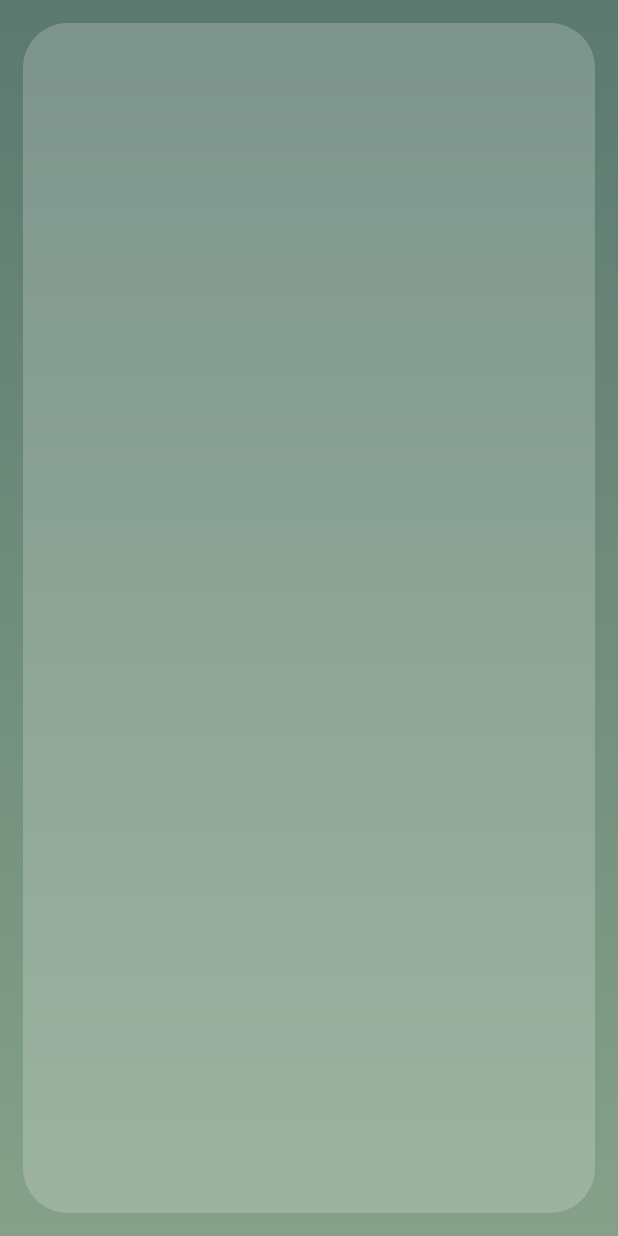
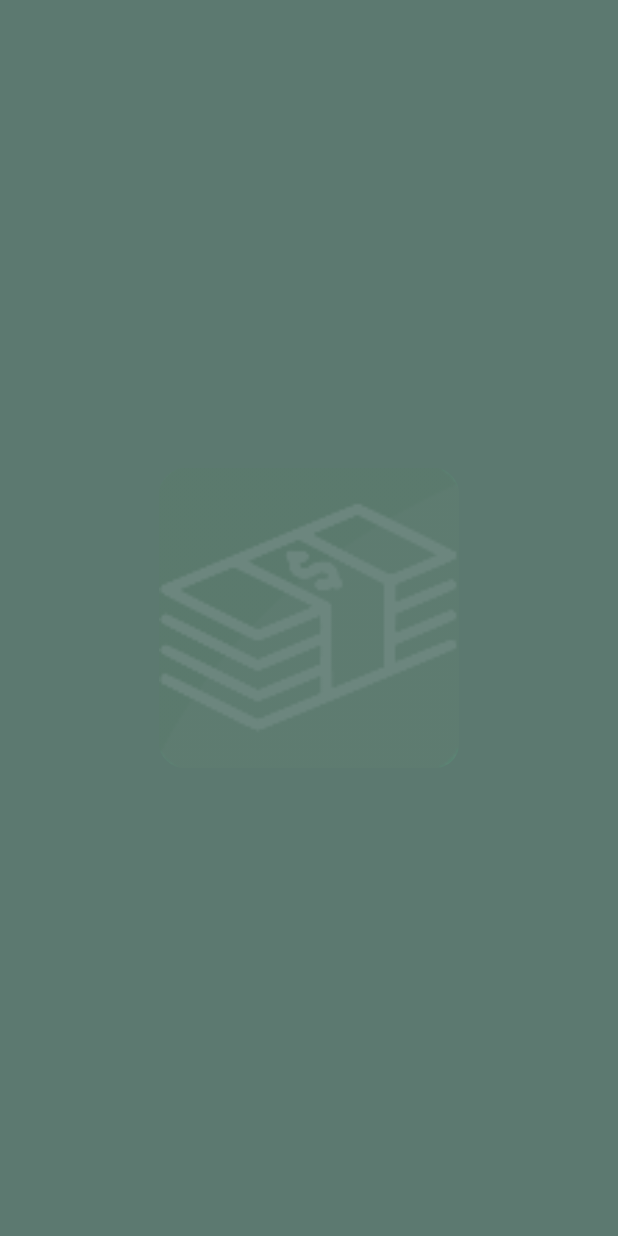
Before and after one commit to Proallone/Praktyczny-Inspektor-Wydatkow-Osobistych, an Android app: the first screen one second after launch (MainActivity before the commit, WelcomeView after it), on a phone screen of 412 x 824 dp. Run offline under Robolectric (Android 15) with nearby library versions, the phone set to English and light mode, and no system bars.

Commit message:
add splash welcome screen

```diff
--- a/app/src/main/AndroidManifest.xml
+++ b/app/src/main/AndroidManifest.xml
@@ -9,12 +9,17 @@
         android:roundIcon="@mipmap/ic_launcher_round"
         android:supportsRtl="true"
         android:theme="@style/Theme.AppCompat.DayNight.NoActionBar">
-        <activity android:name=".MainActivity">
+        <activity
+            android:name=".WelcomeView"
+            android:theme="@style/Theme.AppCompat.Light.NoActionBar">
             <intent-filter>
                 <action android:name="android.intent.action.MAIN" />
-
                 <category android:name="android.intent.category.LAUNCHER" />
             </intent-filter>
+        </activity>
+        <activity
+            android:name=".MainActivity"
+            android:screenOrientation="portrait">
         </activity>
     </application>
 
--- /dev/null
+++ b/app/src/main/java/com/example/projekt_zespolowy_ezi/WelcomeView.kt
@@ -0,0 +1,40 @@
+package com.example.projekt_zespolowy_ezi
+
+import android.content.Intent
+import android.os.Bundle
+import android.os.Handler
+import android.view.WindowManager
+import android.view.animation.AnimationUtils
+import android.widget.ImageView
+import androidx.appcompat.app.AppCompatActivity
+
+//REF https://www.geeksforgeeks.org/how-to-create-an-animated-splash-screen-in-android/
+
+@Suppress("DEPRECATION")
+class WelcomeView : AppCompatActivity() {
+    override fun onCreate(savedInstanceState: Bundle?) {
+        super.onCreate(savedInstanceState)
+        setContentView(R.layout.activity_welcome_view)
+
+        // This is used to hide the status bar and make
+        // the splash screen as a full screen activity.
+        window.setFlags(
+                WindowManager.LayoutParams.FLAG_FULLSCREEN,
+                WindowManager.LayoutParams.FLAG_FULLSCREEN
+        )
+
+        // HERE WE ARE TAKING THE REFERENCE OF OUR IMAGE
+        // SO THAT WE CAN PERFORM ANIMATION USING THAT IMAGE
+        val backgroundImage: ImageView = findViewById(R.id.WelcomeViewImage)
+        val slideAnimation = AnimationUtils.loadAnimation(this, R.anim.side_slide)
+        backgroundImage.startAnimation(slideAnimation)
+
+        // we used the postDelayed(Runnable, time) method
+        // to send a message with a delayed time.
+        Handler().postDelayed({
+            val intent = Intent(this, MainActivity::class.java)
+            startActivity(intent)
+            finish()
+        }, 3000) // 3000 is the delayed time in milliseconds.
+    }
+}
--- /dev/null
+++ b/app/src/main/res/anim/side_slide.xml
@@ -0,0 +1,15 @@
+<?xml version="1.0" encoding="utf-8"?>
+<set
+    xmlns:android="http://schemas.android.com/apk/res/android">
+
+    <!--THIS CODE IS FOR SIDE ANIMATION-->
+    <translate
+        android:duration="1500"
+        android:fromXDelta="-50%"
+        android:fromYDelta="0%" />
+
+    <alpha
+        android:duration="1500"
+        android:fromAlpha="0.1"
+        android:toAlpha="1.0" />
+</set>
--- a/app/src/main/res/drawable/relative_rounded.xml
+++ b/app/src/main/res/drawable/relative_rounded.xml
@@ -4,7 +4,6 @@
     android:layout_width="match_parent">
     <item>
         <shape android:shape="rectangle">
-
             <solid android:color="@color/TransparentWhite"/>
             <!--
             <stroke
@@ -12,7 +11,6 @@
                 android:width="3dp"/>
                 -->
             <corners android:radius="30dp"/>
-
         </shape>
     </item>
 </selector>
--- /dev/null
+++ b/app/src/main/res/layout/activity_welcome_view.xml
@@ -0,0 +1,24 @@
+<?xml version="1.0" encoding="utf-8"?>
+<androidx.constraintlayout.widget.ConstraintLayout
+    xmlns:android="http://schemas.android.com/apk/res/android"
+    xmlns:app="http://schemas.android.com/apk/res-auto"
+    xmlns:tools="http://schemas.android.com/tools"
+    android:layout_width="match_parent"
+    android:layout_height="match_parent"
+    android:background="@color/GoblinGreen2"
+    tools:context=".WelcomeView">
+
+    <!--THIS IS IMAGEVIEW FOR OUR IMAGE IN SPLASH SCREEN-->
+    <!--YOU CAN ADD YOUR IMAGE TO DRAWABLES.
+        HERE geeksforgeeks IS THE NAME OF IMAGE-->
+    <ImageView
+        android:id="@+id/WelcomeViewImage"
+        android:layout_width="300dp"
+        android:layout_height="200dp"
+        android:src="@mipmap/ic_launcher"
+        app:layout_constraintBottom_toBottomOf="parent"
+        app:layout_constraintLeft_toLeftOf="parent"
+        app:layout_constraintRight_toRightOf="parent"
+        app:layout_constraintTop_toTopOf="parent" />
+
+</androidx.constraintlayout.widget.ConstraintLayout>
```
